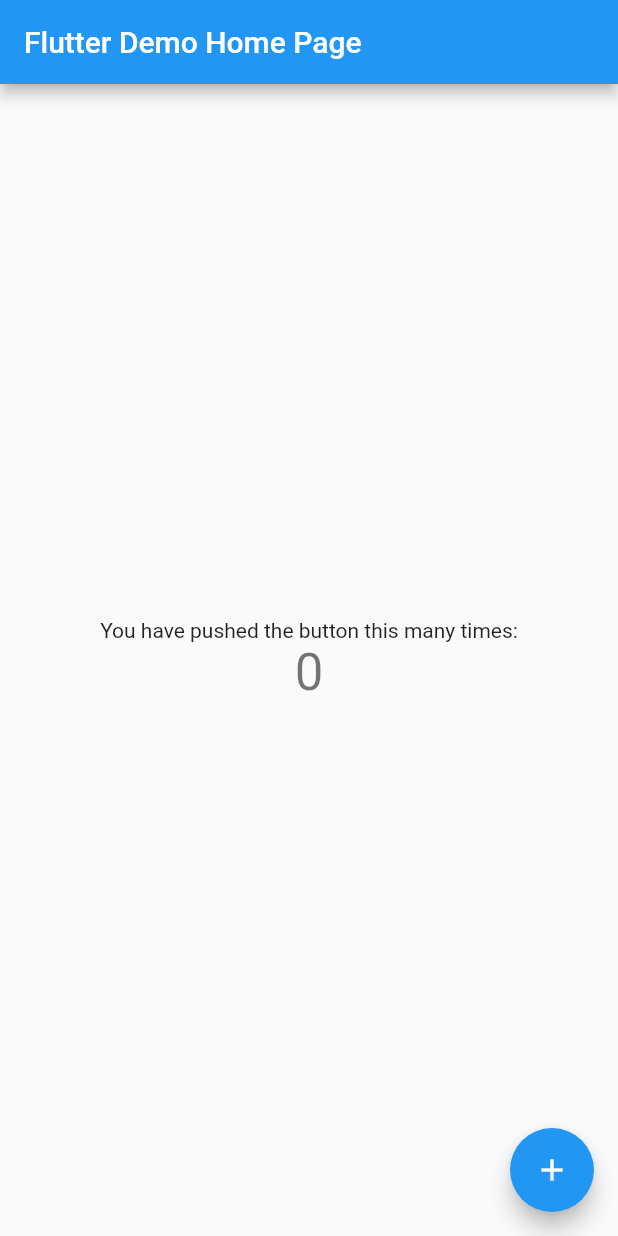
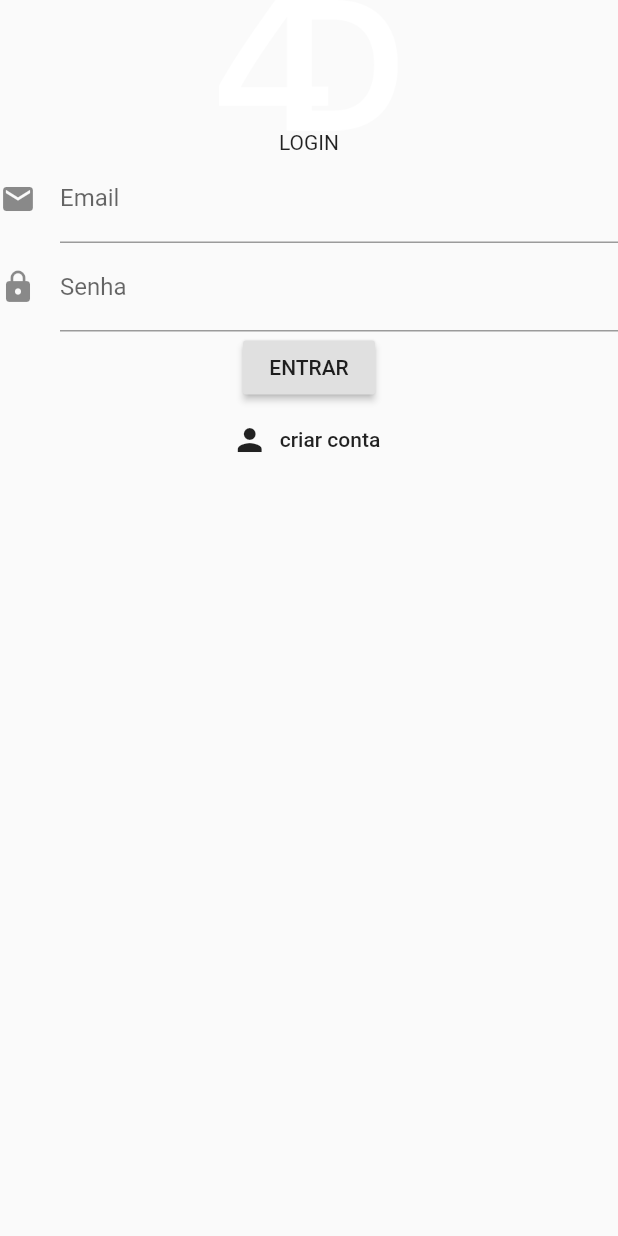
Before and after one commit to RickZzDev/Advanced-Project, a Flutter app: the screen it shows after launch, on a phone screen of 412 x 824 dp. Run offline on Flutter 3.47's test engine with Material 2 defaults, Android fonts, the phone set to English and light mode, and no system bars.

Commit message:
Adding login page

```diff
--- a/lib/main.dart
+++ /dev/null
@@ -1,117 +0,0 @@
-import 'package:flutter/material.dart';
-
-void main() {
-  runApp(MyApp());
-}
-
-class MyApp extends StatelessWidget {
-  // This widget is the root of your application.
-  @override
-  Widget build(BuildContext context) {
-    return MaterialApp(
-      title: 'Flutter Demo',
-      theme: ThemeData(
-        // This is the theme of your application.
-        //
-        // Try running your application with "flutter run". You'll see the
-        // application has a blue toolbar. Then, without quitting the app, try
-        // changing the primarySwatch below to Colors.green and then invoke
-        // "hot reload" (press "r" in the console where you ran "flutter run",
-        // or simply save your changes to "hot reload" in a Flutter IDE).
-        // Notice that the counter didn't reset back to zero; the application
-        // is not restarted.
-        primarySwatch: Colors.blue,
-        // This makes the visual density adapt to the platform that you run
-        // the app on. For desktop platforms, the controls will be smaller and
-        // closer together (more dense) than on mobile platforms.
-        visualDensity: VisualDensity.adaptivePlatformDensity,
-      ),
-      home: MyHomePage(title: 'Flutter Demo Home Page'),
-    );
-  }
-}
-
-class MyHomePage extends StatefulWidget {
-  MyHomePage({Key key, this.title}) : super(key: key);
-
-  // This widget is the home page of your application. It is stateful, meaning
-  // that it has a State object (defined below) that contains fields that affect
-  // how it looks.
-
-  // This class is the configuration for the state. It holds the values (in this
-  // case the title) provided by the parent (in this case the App widget) and
-  // used by the build method of the State. Fields in a Widget subclass are
-  // always marked "final".
-
-  final String title;
-
-  @override
-  _MyHomePageState createState() => _MyHomePageState();
-}
-
-class _MyHomePageState extends State<MyHomePage> {
-  int _counter = 0;
-
-  void _incrementCounter() {
-    setState(() {
-      // This call to setState tells the Flutter framework that something has
-      // changed in this State, which causes it to rerun the build method below
-      // so that the display can reflect the updated values. If we changed
-      // _counter without calling setState(), then the build method would not be
-      // called again, and so nothing would appear to happen.
-      _counter++;
-    });
-  }
-
-  @override
-  Widget build(BuildContext context) {
-    // This method is rerun every time setState is called, for instance as done
-    // by the _incrementCounter method above.
-    //
-    // The Flutter framework has been optimized to make rerunning build methods
-    // fast, so that you can just rebuild anything that needs updating rather
-    // than having to individually change instances of widgets.
-    return Scaffold(
-      appBar: AppBar(
-        // Here we take the value from the MyHomePage object that was created by
-        // the App.build method, and use it to set our appbar title.
-        title: Text(widget.title),
-      ),
-      body: Center(
-        // Center is a layout widget. It takes a single child and positions it
-        // in the middle of the parent.
-        child: Column(
-          // Column is also a layout widget. It takes a list of children and
-          // arranges them vertically. By default, it sizes itself to fit its
-          // children horizontally, and tries to be as tall as its parent.
-          //
-          // Invoke "debug painting" (press "p" in the console, choose the
-          // "Toggle Debug Paint" action from the Flutter Inspector in Android
-          // Studio, or the "Toggle Debug Paint" command in Visual Studio Code)
-          // to see the wireframe for each widget.
-          //
-          // Column has various properties to control how it sizes itself and
-          // how it positions its children. Here we use mainAxisAlignment to
-          // center the children vertically; the main axis here is the vertical
-          // axis because Columns are vertical (the cross axis would be
-          // horizontal).
-          mainAxisAlignment: MainAxisAlignment.center,
-          children: <Widget>[
-            Text(
-              'You have pushed the button this many times:',
-            ),
-            Text(
-              '$_counter',
-              style: Theme.of(context).textTheme.headline4,
-            ),
-          ],
-        ),
-      ),
-      floatingActionButton: FloatingActionButton(
-        onPressed: _incrementCounter,
-        tooltip: 'Increment',
-        child: Icon(Icons.add),
-      ), // This trailing comma makes auto-formatting nicer for build methods.
-    );
-  }
-}
--- /dev/null
+++ b/lib/ui/components/app.dart
@@ -0,0 +1,15 @@
+import 'package:flutter/cupertino.dart';
+import 'package:flutter/material.dart';
+
+import '../pages/pages.dart';
+
+class App extends StatelessWidget {
+  @override
+  Widget build(BuildContext context) {
+    return MaterialApp(
+      title: "Advanced",
+      debugShowCheckedModeBanner: false,
+      home: LoginPage(),
+    );
+  }
+}
--- /dev/null
+++ b/lib/ui/components/components.dart
@@ -0,0 +1 @@
+export './app.dart';
--- /dev/null
+++ b/lib/ui/pages/login_page.dart
@@ -0,0 +1,51 @@
+import 'package:flutter/cupertino.dart';
+import 'package:flutter/material.dart';
+
+class LoginPage extends StatelessWidget {
+  @override
+  Widget build(BuildContext context) {
+    return Scaffold(
+      body: SingleChildScrollView(
+        child: Column(
+          children: [
+            Container(
+              child: Image(
+                image: AssetImage('lib/ui/assets/logo.png'),
+              ),
+            ),
+            Text("Login".toUpperCase()),
+            Form(
+              child: Column(
+                children: [
+                  TextFormField(
+                    decoration: InputDecoration(
+                      labelText: "Email",
+                      icon: Icon(Icons.email),
+                    ),
+                    keyboardType: TextInputType.emailAddress,
+                  ),
+                  TextFormField(
+                    decoration: InputDecoration(
+                      labelText: "Senha",
+                      icon: Icon(Icons.lock),
+                    ),
+                    obscureText: true,
+                  ),
+                  RaisedButton(
+                    onPressed: () {},
+                    child: Text("Entrar".toUpperCase()),
+                  ),
+                  FlatButton.icon(
+                    onPressed: () {},
+                    icon: Icon(Icons.person),
+                    label: Text("criar conta"),
+                  )
+                ],
+              ),
+            )
+          ],
+        ),
+      ),
+    );
+  }
+}
--- /dev/null
+++ b/lib/ui/pages/pages.dart
@@ -0,0 +1 @@
+export './login_page.dart';
--- a/pubspec.yaml
+++ b/pubspec.yaml
@@ -26,6 +26,6 @@ dev_dependencies:
 
 
 flutter:
-
-
   uses-material-design: true
+  assets:
+     - lib/ui/assets/
```
Also changed, not shown: lib/data_layer/http/http_error.dart (+8 -1 lines), lib/infra/http/http_adapter.dart (+22 -6 lines), lib/main/main.dart (added, +7 -0 lines), lib/ui/assets/2.0x/logo.png (added), lib/ui/assets/3.0x/logo.png (added), lib/ui/assets/4.0x/logo.png (added), lib/ui/assets/logo.png (added), 4 other files.
